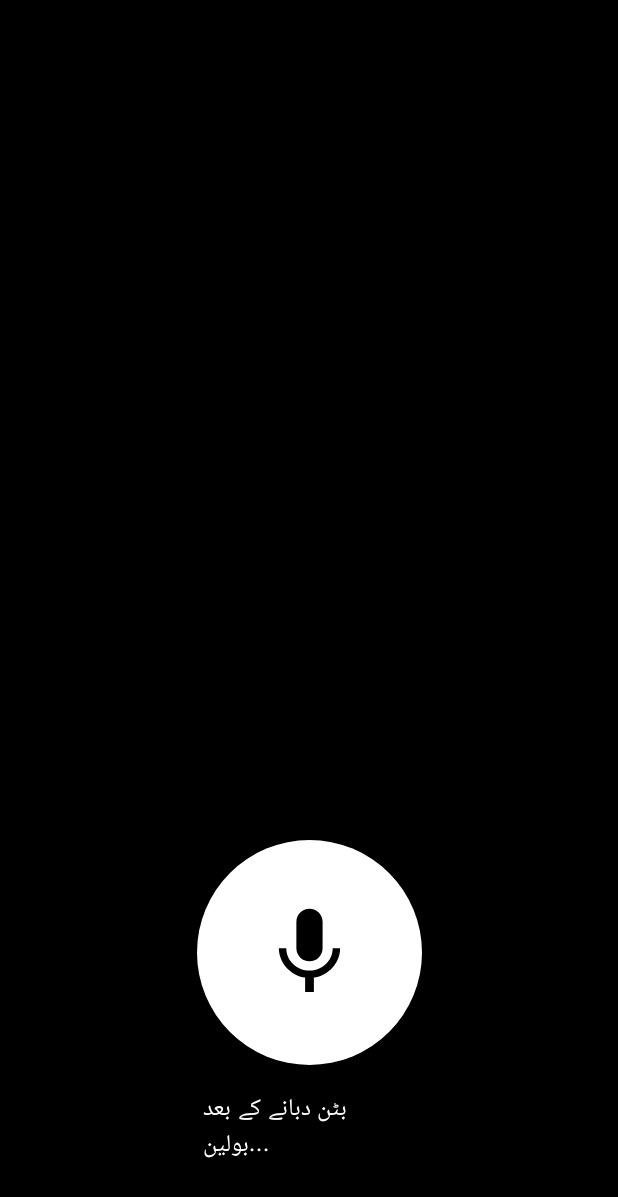
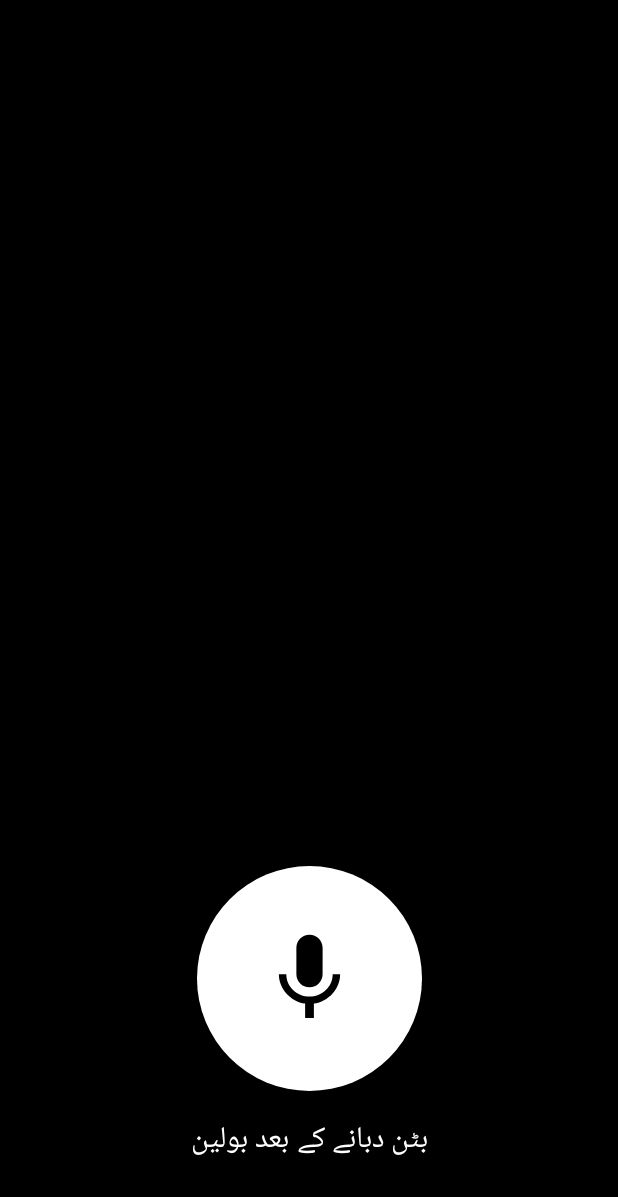
Before and after one commit to MuhammadHamzaAmir/U-Assistant, an Android app built with Jetpack Compose: the @Preview function MainScreenPreview, on a phone screen of 412 x 824 dp. Shown: the top 1197 px of the screen. Run offline under Robolectric (Android 15) with nearby library versions, the phone set to English and light mode, and no system bars; libraries missing offline, so code that uses them is left out: com.google.cloud.speech, com.google.protobuf.

Commit message:
Please Chal ja

```diff
--- a/app/src/main/java/com/example/u_assistant/Api.kt
+++ b/app/src/main/java/com/example/u_assistant/Api.kt
@@ -10,7 +10,7 @@ import kotlinx.serialization.SerialName
 import kotlinx.serialization.encodeToString
 import kotlinx.serialization.json.Json
 
-private const val RASA_URL: String = "https://3b64-111-68-97-200.ngrok.io/model/parse"
+private const val RASA_URL: String = "https://c65b-111-68-97-200.ngrok.io/model/parse"
 
 class Api {
 
--- a/app/src/main/java/com/example/u_assistant/MainActivity.kt
+++ b/app/src/main/java/com/example/u_assistant/MainActivity.kt
@@ -204,8 +204,9 @@ private fun MainScreen(
             )
             Spacer(modifier = Modifier.height(16.dp))
             Text(
-                text = "بٹن دبانے کے بعد بولین...",
+                text = "بٹن دبانے کے بعد بولین",
                 color = Color.White,
+                style = MaterialTheme.typography.h6.copy(textDirection = TextDirection.Rtl)
             )
             Spacer(modifier = Modifier.height(30.dp))
         }
```
